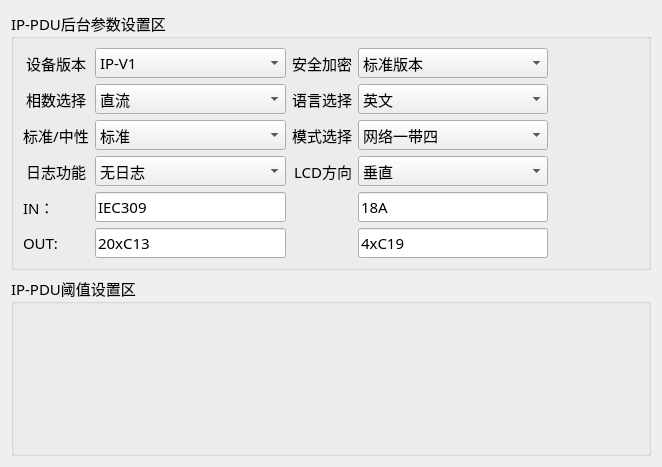
Before: the Qt Designer form PDU-MonitorDebug/setting/set_ipwid.ui in ChinaClever/PDU-MonitorDebug, drawn with Qt 5.
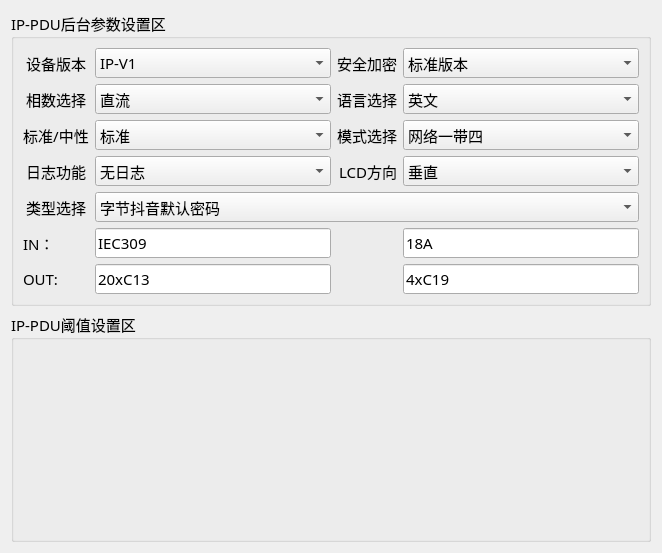
After: the same form once the commit is applied.

Commit message:
兼容有密码和无密码低阈值设置
读取校准值

What changed in the file:
```diff
--- a/PDU-MonitorDebug/setting/set_ipwid.ui
+++ b/PDU-MonitorDebug/setting/set_ipwid.ui
@@ -7,14 +7,14 @@
     <x>0</x>
     <y>0</y>
     <width>662</width>
-    <height>467</height>
+    <height>553</height>
    </rect>
   </property>
   <property name="windowTitle">
    <string>Form</string>
   </property>
-  <layout class="QGridLayout" name="gridLayout_2">
-   <item row="0" column="0">
+  <layout class="QVBoxLayout" name="verticalLayout">
+   <item>
     <widget class="QGroupBox" name="groupBox_2">
      <property name="font">
       <font>
@@ -26,87 +26,17 @@
       <string>IP-PDU后台参数设置区</string>
      </property>
      <layout class="QGridLayout" name="gridLayout">
-      <property name="rightMargin">
-       <number>100</number>
-      </property>
-      <item row="1" column="2">
-       <widget class="QLabel" name="label_4">
+      <item row="0" column="0">
+       <widget class="QLabel" name="label_12">
         <property name="text">
-         <string>安全加密</string>
+         <string>设备版本</string>
         </property>
         <property name="alignment">
-         <set>Qt::AlignRight|Qt::AlignTrailing|Qt::AlignVCenter</set>
+         <set>Qt::AlignCenter</set>
         </property>
        </widget>
       </item>
-      <item row="1" column="3">
-       <widget class="QComboBox" name="securityBox">
-        <property name="minimumSize">
-         <size>
-          <width>120</width>
-          <height>30</height>
-         </size>
-        </property>
-        <item>
-         <property name="text">
-          <string>标准版本</string>
-         </property>
-        </item>
-        <item>
-         <property name="text">
-          <string>安全加密</string>
-         </property>
-        </item>
-       </widget>
-      </item>
-      <item row="3" column="3">
-       <widget class="QComboBox" name="ipModeBox">
-        <property name="minimumSize">
-         <size>
-          <width>120</width>
-          <height>30</height>
-         </size>
-        </property>
-        <item>
-         <property name="text">
-          <string>网络一带四</string>
-         </property>
-        </item>
-        <item>
-         <property name="text">
-          <string>Modbus RTU 级联</string>
-         </property>
-        </item>
-       </widget>
-      </item>
-      <item row="5" column="1">
-       <widget class="QLineEdit" name="InFirst">
-        <property name="text">
-         <string>IEC309</string>
-        </property>
-       </widget>
-      </item>
-      <item row="2" column="3">
-       <widget class="QComboBox" name="languageBox">
-        <property name="minimumSize">
-         <size>
-          <width>120</width>
-          <height>30</height>
-         </size>
-        </property>
-        <item>
-         <property name="text">
-          <string>英文</string>
-         </property>
-        </item>
-        <item>
-         <property name="text">
-          <string>中文</string>
-         </property>
-        </item>
-       </widget>
-      </item>
-      <item row="1" column="1">
+      <item row="0" column="1">
        <widget class="QComboBox" name="ipTypeBox">
         <property name="minimumSize">
          <size>
@@ -171,34 +101,47 @@
         </item>
        </widget>
       </item>
-      <item row="5" column="3">
-       <widget class="QLineEdit" name="InSecond">
+      <item row="0" column="2">
+       <widget class="QLabel" name="label_4">
         <property name="text">
-         <string>18A</string>
+         <string>安全加密</string>
         </property>
+        <property name="alignment">
+         <set>Qt::AlignRight|Qt::AlignTrailing|Qt::AlignVCenter</set>
+        </property>
+       </widget>
+      </item>
+      <item row="0" column="3">
+       <widget class="QComboBox" name="securityBox">
+        <property name="minimumSize">
+         <size>
+          <width>120</width>
+          <height>30</height>
+         </size>
+        </property>
+        <item>
+         <property name="text">
+          <string>标准版本</string>
+         </property>
+        </item>
+        <item>
+         <property name="text">
+          <string>安全加密</string>
+         </property>
+        </item>
        </widget>
       </item>
       <item row="1" column="0">
-       <widget class="QLabel" name="label_12">
+       <widget class="QLabel" name="label_7">
         <property name="text">
-         <string>设备版本</string>
+         <string>相数选择</string>
         </property>
         <property name="alignment">
          <set>Qt::AlignCenter</set>
         </property>
        </widget>
       </item>
-      <item row="3" column="2">
-       <widget class="QLabel" name="label_3">
-        <property name="text">
-         <string>模式选择</string>
-        </property>
-        <property name="alignment">
-         <set>Qt::AlignRight|Qt::AlignTrailing|Qt::AlignVCenter</set>
-        </property>
-       </widget>
-      </item>
-      <item row="2" column="1">
+      <item row="1" column="1">
        <widget class="QComboBox" name="lineBox">
         <property name="minimumSize">
          <size>
@@ -228,7 +171,7 @@
         </item>
        </widget>
       </item>
-      <item row="2" column="2">
+      <item row="1" column="2">
        <widget class="QLabel" name="label_2">
         <property name="text">
          <string>语言选择</string>
@@ -238,8 +181,8 @@
         </property>
        </widget>
       </item>
-      <item row="4" column="1">
-       <widget class="QComboBox" name="logBox">
+      <item row="1" column="3">
+       <widget class="QComboBox" name="languageBox">
         <property name="minimumSize">
          <size>
           <width>120</width>
@@ -248,44 +191,17 @@
         </property>
         <item>
          <property name="text">
-          <string>无日志</string>
+          <string>英文</string>
          </property>
         </item>
         <item>
          <property name="text">
-          <string>带日志</string>
+          <string>中文</string>
          </property>
         </item>
        </widget>
       </item>
-      <item row="4" column="0">
-       <widget class="QLabel" name="label_11">
-        <property name="text">
-         <string>日志功能</string>
-        </property>
-        <property name="alignment">
-         <set>Qt::AlignCenter</set>
-        </property>
-       </widget>
-      </item>
-      <item row="5" column="0">
-       <widget class="QLabel" name="label">
-        <property name="text">
-         <string>IN：</string>
-        </property>
-       </widget>
-      </item>
       <item row="2" column="0">
-       <widget class="QLabel" name="label_7">
-        <property name="text">
-         <string>相数选择</string>
-        </property>
-        <property name="alignment">
-         <set>Qt::AlignCenter</set>
-        </property>
-       </widget>
-      </item>
-      <item row="3" column="0">
        <widget class="QLabel" name="label_8">
         <property name="text">
          <string>标准/中性</string>
@@ -295,17 +211,7 @@
         </property>
        </widget>
       </item>
-      <item row="4" column="2">
-       <widget class="QLabel" name="label_9">
-        <property name="text">
-         <string>LCD方向</string>
-        </property>
-        <property name="alignment">
-         <set>Qt::AlignRight|Qt::AlignTrailing|Qt::AlignVCenter</set>
-        </property>
-       </widget>
-      </item>
-      <item row="3" column="1">
+      <item row="2" column="1">
        <widget class="QComboBox" name="sBox">
         <property name="minimumSize">
          <size>
@@ -330,7 +236,77 @@
         </item>
        </widget>
       </item>
-      <item row="4" column="3">
+      <item row="2" column="2">
+       <widget class="QLabel" name="label_3">
+        <property name="text">
+         <string>模式选择</string>
+        </property>
+        <property name="alignment">
+         <set>Qt::AlignRight|Qt::AlignTrailing|Qt::AlignVCenter</set>
+        </property>
+       </widget>
+      </item>
+      <item row="2" column="3">
+       <widget class="QComboBox" name="ipModeBox">
+        <property name="minimumSize">
+         <size>
+          <width>120</width>
+          <height>30</height>
+         </size>
+        </property>
+        <item>
+         <property name="text">
+          <string>网络一带四</string>
+         </property>
+        </item>
+        <item>
+         <property name="text">
+          <string>Modbus RTU 级联</string>
+         </property>
+        </item>
+       </widget>
+      </item>
+      <item row="3" column="0">
+       <widget class="QLabel" name="label_11">
+        <property name="text">
+         <string>日志功能</string>
+        </property>
+        <property name="alignment">
+         <set>Qt::AlignCenter</set>
+        </property>
+       </widget>
+      </item>
+      <item row="3" column="1">
+       <widget class="QComboBox" name="logBox">
+        <property name="minimumSize">
+         <size>
+          <width>120</width>
+          <height>30</height>
+         </size>
+        </property>
+        <item>
+         <property name="text">
+          <string>无日志</string>
+         </property>
+        </item>
+        <item>
+         <property name="text">
+          <string>带日志</string>
+         </property>
+        </item>
+       </widget>
+      </item>
+      <item row="3" column="2">
+       <widget class="QLabel" name="label_9">
+        <property name="text">
+         <string>LCD方向</string>
+        </property>
+        <property name="alignment">
+         <set>Qt::AlignRight|Qt::AlignTrailing|Qt::AlignVCenter</set>
+        </property>
+       </widget>
+      </item>
+      <item row="3" column="3">
        <widget class="QComboBox" name="lcdBox">
         <property name="minimumSize">
          <size>
@@ -360,6 +336,57 @@
         </item>
        </widget>
       </item>
+      <item row="4" column="0">
+       <widget class="QLabel" name="label_13">
+        <property name="text">
+         <string>类型选择</string>
+        </property>
+        <property name="alignment">
+         <set>Qt::AlignCenter</set>
+        </property>
+       </widget>
+      </item>
+      <item row="4" column="1" colspan="3">
+       <widget class="QComboBox" name="PasswordTypeBox">
+        <property name="minimumSize">
+         <size>
+          <width>120</width>
+          <height>30</height>
+         </size>
+        </property>
+        <item>
+         <property name="text">
+          <string>字节抖音默认密码</string>
+         </property>
+        </item>
+        <item>
+         <property name="text">
+          <string>中集造无默认密码</string>
+         </property>
+        </item>
+       </widget>
+      </item>
+      <item row="5" column="0">
+       <widget class="QLabel" name="label">
+        <property name="text">
+         <string>IN：</string>
+        </property>
+       </widget>
+      </item>
+      <item row="5" column="1">
+       <widget class="QLineEdit" name="InFirst">
+        <property name="text">
+         <string>IEC309</string>
+        </property>
+       </widget>
+      </item>
+      <item row="5" column="3">
+       <widget class="QLineEdit" name="InSecond">
+        <property name="text">
+         <string>18A</string>
+        </property>
+       </widget>
+      </item>
       <item row="6" column="0">
        <widget class="QLabel" name="label_5">
         <property name="text">
@@ -384,7 +411,7 @@
      </layout>
     </widget>
    </item>
-   <item row="1" column="0">
+   <item>
     <widget class="QGroupBox" name="groupBox">
      <property name="minimumSize">
       <size>
```
The commit also changes 6 other files.
